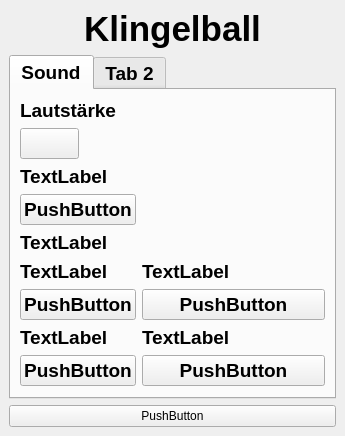
This is klingelballui.ui in Sammasas/Klingelball-App as Qt 5 draws it before an edit. The edited form follows.
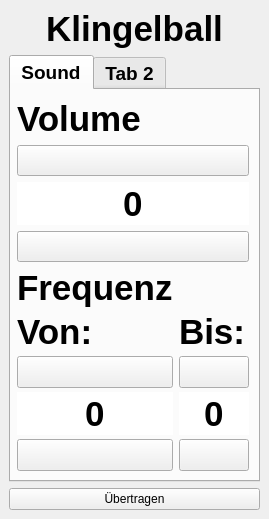
This is the edited form. Icons and pictures are not drawn.

What changed in the file:
```diff
--- a/klingelballui.ui
+++ b/klingelballui.ui
@@ -6,8 +6,8 @@
    <rect>
     <x>0</x>
     <y>0</y>
-    <width>345</width>
-    <height>355</height>
+    <width>262</width>
+    <height>453</height>
    </rect>
   </property>
   <property name="windowTitle">
@@ -17,7 +17,7 @@
    <string notr="true">QPushButton{border-image: url(:/new/prefix1/ButtonUp.png);}</string>
   </property>
   <widget class="QWidget" name="centralwidget">
-   <layout class="QVBoxLayout" name="verticalLayout">
+   <layout class="QVBoxLayout" name="verticalLayout_2" stretch="1,10,1">
     <item>
      <widget class="QLabel" name="Header">
       <property name="font">
@@ -63,104 +63,334 @@
        <attribute name="title">
         <string>Sound</string>
        </attribute>
-       <layout class="QFormLayout" name="formLayout">
-        <item row="0" column="0">
-         <widget class="QLabel" name="label_2">
-          <property name="text">
-           <string>Lautstärke</string>
-          </property>
-         </widget>
+       <layout class="QVBoxLayout" name="verticalLayout_3" stretch="3,4">
+        <property name="sizeConstraint">
+         <enum>QLayout::SetNoConstraint</enum>
+        </property>
+        <property name="leftMargin">
+         <number>6</number>
+        </property>
+        <item>
+         <layout class="QVBoxLayout" name="Volume_Layout" stretch="2,5,3,5">
+          <item>
+           <widget class="QLabel" name="Volume_Label">
+            <property name="sizePolicy">
+             <sizepolicy hsizetype="Minimum" vsizetype="Preferred">
+              <horstretch>0</horstretch>
+              <verstretch>0</verstretch>
+             </sizepolicy>
+            </property>
+            <property name="font">
+             <font>
+              <pointsize>26</pointsize>
+              <bold>true</bold>
+             </font>
+            </property>
+            <property name="text">
+             <string>Volume</string>
+            </property>
+           </widget>
+          </item>
+          <item>
+           <widget class="QPushButton" name="Volume_UP">
+            <property name="sizePolicy">
+             <sizepolicy hsizetype="Minimum" vsizetype="Preferred">
+              <horstretch>0</horstretch>
+              <verstretch>0</verstretch>
+             </sizepolicy>
+            </property>
+            <property name="styleSheet">
+             <string notr="true"/>
+            </property>
+            <property name="text">
+             <string/>
+            </property>
+            <property name="icon">
+             <iconset>
+              <selectedoff>:/new/prefix1/Chevron_Up.png</selectedoff>
+             </iconset>
+            </property>
+            <property name="iconSize">
+             <size>
+              <width>40</width>
+              <height>12</height>
+             </size>
+            </property>
+           </widget>
+          </item>
+          <item>
+           <widget class="QSpinBox" name="Volume">
+            <property name="sizePolicy">
+             <sizepolicy hsizetype="Minimum" vsizetype="Preferred">
+              <horstretch>0</horstretch>
+              <verstretch>0</verstretch>
+             </sizepolicy>
+            </property>
+            <property name="font">
+             <font>
+              <pointsize>26</pointsize>
+              <bold>true</bold>
+             </font>
+            </property>
+            <property name="cursor">
+             <cursorShape>BlankCursor</cursorShape>
+            </property>
+            <property name="focusPolicy">
+             <enum>Qt::NoFocus</enum>
+            </property>
+            <property name="frame">
+             <bool>false</bool>
+            </property>
+            <property name="alignment">
+             <set>Qt::AlignCenter</set>
+            </property>
+            <property name="readOnly">
+             <bool>true</bool>
+            </property>
+            <property name="buttonSymbols">
+             <enum>QAbstractSpinBox::NoButtons</enum>
+            </property>
+            <property name="keyboardTracking">
+             <bool>false</bool>
+            </property>
+            <property name="maximum">
+             <number>100</number>
+            </property>
+            <property name="singleStep">
+             <number>5</number>
+            </property>
+           </widget>
+          </item>
+          <item>
+           <widget class="QPushButton" name="Volume_Down">
+            <property name="sizePolicy">
+             <sizepolicy hsizetype="Minimum" vsizetype="Preferred">
+              <horstretch>0</horstretch>
+              <verstretch>0</verstretch>
+             </sizepolicy>
+            </property>
+            <property name="text">
+             <string/>
+            </property>
+            <property name="icon">
+             <iconset>
+              <selectedoff>:/new/prefix1/Chevron_down.png</selectedoff>
+             </iconset>
+            </property>
+           </widget>
+          </item>
+         </layout>
         </item>
-        <item row="2" column="0">
-         <widget class="QLabel" name="SoundPercent">
-          <property name="text">
-           <string>TextLabel</string>
+        <item>
+         <layout class="QGridLayout" name="Sound_Layout" rowstretch="2,2,4,3,4" columnstretch="0,0">
+          <property name="sizeConstraint">
+           <enum>QLayout::SetMaximumSize</enum>
           </property>
-         </widget>
-        </item>
-        <item row="3" column="0">
-         <widget class="QPushButton" name="SoundDown">
-          <property name="text">
-           <string>PushButton</string>
+          <property name="verticalSpacing">
+           <number>4</number>
           </property>
-         </widget>
-        </item>
-        <item row="4" column="0">
-         <widget class="QLabel" name="label_4">
-          <property name="text">
-           <string>TextLabel</string>
-          </property>
-         </widget>
-        </item>
-        <item row="5" column="0">
-         <widget class="QLabel" name="label_6">
-          <property name="text">
-           <string>TextLabel</string>
-          </property>
-         </widget>
-        </item>
-        <item row="5" column="1">
-         <widget class="QLabel" name="label_5">
-          <property name="text">
-           <string>TextLabel</string>
-          </property>
-         </widget>
-        </item>
-        <item row="6" column="0">
-         <widget class="QPushButton" name="pushButton_3">
-          <property name="text">
-           <string>PushButton</string>
-          </property>
-         </widget>
-        </item>
-        <item row="6" column="1">
-         <widget class="QPushButton" name="pushButton_4">
-          <property name="text">
-           <string>PushButton</string>
-          </property>
-         </widget>
-        </item>
-        <item row="7" column="0">
-         <widget class="QLabel" name="label_7">
-          <property name="text">
-           <string>TextLabel</string>
-          </property>
-         </widget>
-        </item>
-        <item row="7" column="1">
-         <widget class="QLabel" name="label_8">
-          <property name="text">
-           <string>TextLabel</string>
-          </property>
-         </widget>
-        </item>
-        <item row="8" column="0">
-         <widget class="QPushButton" name="pushButton_5">
-          <property name="text">
-           <string>PushButton</string>
-          </property>
-         </widget>
-        </item>
-        <item row="8" column="1">
-         <widget class="QPushButton" name="pushButton_6">
-          <property name="text">
-           <string>PushButton</string>
-          </property>
-         </widget>
-        </item>
-        <item row="1" column="0">
-         <widget class="QPushButton" name="SoundUp">
-          <property name="font">
-           <font>
-            <family>SansSerif</family>
-            <pointsize>14</pointsize>
-            <bold>false</bold>
-           </font>
-          </property>
-          <property name="text">
-           <string/>
-          </property>
-         </widget>
+          <item row="1" column="0">
+           <widget class="QLabel" name="Von_Frequenz_Label">
+            <property name="font">
+             <font>
+              <pointsize>26</pointsize>
+              <bold>true</bold>
+             </font>
+            </property>
+            <property name="text">
+             <string>Von:</string>
+            </property>
+           </widget>
+          </item>
+          <item row="4" column="0">
+           <widget class="QPushButton" name="Von_Frequ_Down">
+            <property name="sizePolicy">
+             <sizepolicy hsizetype="Minimum" vsizetype="Preferred">
+              <horstretch>0</horstretch>
+              <verstretch>0</verstretch>
+             </sizepolicy>
+            </property>
+            <property name="text">
+             <string/>
+            </property>
+            <property name="icon">
+             <iconset>
+              <selectedoff>:/new/prefix1/Chevron_down.png</selectedoff>
+             </iconset>
+            </property>
+           </widget>
+          </item>
+          <item row="2" column="0">
+           <widget class="QPushButton" name="Von_Frequ_Up">
+            <property name="sizePolicy">
+             <sizepolicy hsizetype="Minimum" vsizetype="Preferred">
+              <horstretch>0</horstretch>
+              <verstretch>0</verstretch>
+             </sizepolicy>
+            </property>
+            <property name="text">
+             <string/>
+            </property>
+            <property name="icon">
+             <iconset>
+              <selectedoff>:/new/prefix1/Chevron_Up.png</selectedoff>
+             </iconset>
+            </property>
+           </widget>
+          </item>
+          <item row="4" column="1">
+           <widget class="QPushButton" name="Bis_Frequ_Down_2">
+            <property name="sizePolicy">
+             <sizepolicy hsizetype="Minimum" vsizetype="Preferred">
+              <horstretch>0</horstretch>
+              <verstretch>0</verstretch>
+             </sizepolicy>
+            </property>
+            <property name="text">
+             <string/>
+            </property>
+            <property name="icon">
+             <iconset>
+              <selectedoff>:/new/prefix1/Chevron_down.png</selectedoff>
+             </iconset>
+            </property>
+           </widget>
+          </item>
+          <item row="1" column="1">
+           <widget class="QLabel" name="Bis_Frequenz_Label">
+            <property name="font">
+             <font>
+              <pointsize>26</pointsize>
+              <bold>true</bold>
+             </font>
+            </property>
+            <property name="text">
+             <string>Bis:</string>
+            </property>
+           </widget>
+          </item>
+          <item row="2" column="1">
+           <widget class="QPushButton" name="Bis_Frequ_Up">
+            <property name="sizePolicy">
+             <sizepolicy hsizetype="Minimum" vsizetype="Preferred">
+              <horstretch>0</horstretch>
+              <verstretch>0</verstretch>
+             </sizepolicy>
+            </property>
+            <property name="text">
+             <string/>
+            </property>
+            <property name="icon">
+             <iconset>
+              <selectedoff>:/new/prefix1/Chevron_Up.png</selectedoff>
+             </iconset>
+            </property>
+           </widget>
+          </item>
+          <item row="0" column="0">
+           <widget class="QLabel" name="Frequenz_Label">
+            <property name="font">
+             <font>
+              <pointsize>26</pointsize>
+              <bold>true</bold>
+              <kerning>true</kerning>
+             </font>
+            </property>
+            <property name="text">
+             <string>Frequenz</string>
+            </property>
+           </widget>
+          </item>
+          <item row="3" column="0">
+           <widget class="QSpinBox" name="Bis_Frequ_2">
+            <property name="sizePolicy">
+             <sizepolicy hsizetype="Preferred" vsizetype="Preferred">
+              <horstretch>0</horstretch>
+              <verstretch>0</verstretch>
+             </sizepolicy>
+            </property>
+            <property name="font">
+             <font>
+              <pointsize>26</pointsize>
+              <bold>true</bold>
+             </font>
+            </property>
+            <property name="cursor">
+             <cursorShape>BlankCursor</cursorShape>
+            </property>
+            <property name="focusPolicy">
+             <enum>Qt::NoFocus</enum>
+            </property>
+            <property name="wrapping">
+             <bool>false</bool>
+            </property>
+            <property name="frame">
+             <bool>false</bool>
+            </property>
+            <property name="alignment">
+             <set>Qt::AlignCenter</set>
+            </property>
+            <property name="readOnly">
+             <bool>true</bool>
+            </property>
+            <property name="buttonSymbols">
+             <enum>QAbstractSpinBox::NoButtons</enum>
+            </property>
+            <property name="keyboardTracking">
+             <bool>false</bool>
+            </property>
+            <property name="maximum">
+             <number>100</number>
+            </property>
+            <property name="singleStep">
+             <number>5</number>
+            </property>
+           </widget>
+          </item>
+          <item row="3" column="1">
+           <widget class="QSpinBox" name="Bis_Frequ">
+            <property name="sizePolicy">
+             <sizepolicy hsizetype="Minimum" vsizetype="Preferred">
+              <horstretch>0</horstretch>
+              <verstretch>0</verstretch>
+             </sizepolicy>
+            </property>
+            <property name="font">
+             <font>
+              <pointsize>26</pointsize>
+              <bold>true</bold>
+             </font>
+            </property>
+            <property name="cursor">
+             <cursorShape>BlankCursor</cursorShape>
+            </property>
+            <property name="focusPolicy">
+             <enum>Qt::NoFocus</enum>
+            </property>
+            <property name="frame">
+             <bool>false</bool>
+            </property>
+            <property name="alignment">
+             <set>Qt::AlignCenter</set>
+            </property>
+            <property name="readOnly">
+             <bool>true</bool>
+            </property>
+            <property name="buttonSymbols">
+             <enum>QAbstractSpinBox::NoButtons</enum>
+            </property>
+            <property name="keyboardTracking">
+             <bool>false</bool>
+            </property>
+            <property name="maximum">
+             <number>100</number>
+            </property>
+            <property name="singleStep">
+             <number>5</number>
+            </property>
+           </widget>
+          </item>
+         </layout>
         </item>
        </layout>
       </widget>
@@ -172,11 +402,33 @@
      </widget>
     </item>
     <item>
-     <widget class="QPushButton" name="Uebertragen">
-      <property name="text">
-       <string>PushButton</string>
+     <layout class="QVBoxLayout" name="verticalLayout" stretch="0">
+      <property name="spacing">
+       <number>7</number>
       </property>
-     </widget>
+      <property name="sizeConstraint">
+       <enum>QLayout::SetDefaultConstraint</enum>
+      </property>
+      <item>
+       <widget class="QPushButton" name="pushButton_7">
+        <property name="sizePolicy">
+         <sizepolicy hsizetype="Minimum" vsizetype="Preferred">
+          <horstretch>0</horstretch>
+          <verstretch>2</verstretch>
+         </sizepolicy>
+        </property>
+        <property name="minimumSize">
+         <size>
+          <width>0</width>
+          <height>0</height>
+         </size>
+        </property>
+        <property name="text">
+         <string>Übertragen</string>
+        </property>
+       </widget>
+      </item>
+     </layout>
     </item>
    </layout>
   </widget>
```
Left out of the diff: 99 changed lines with no effect on the pictures.
